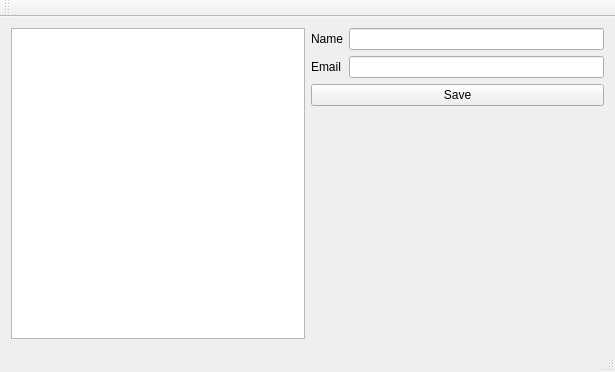
Old version of the form mainwindow.ui in the repository ynonp/qt-mvc-contacts.
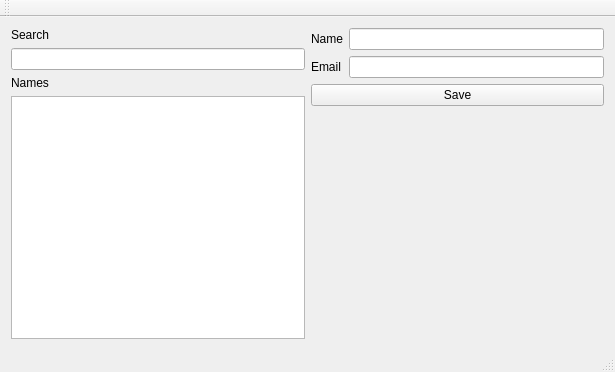
New version of the form.

```diff
--- a/mainwindow.ui
+++ b/mainwindow.ui
@@ -16,7 +16,28 @@
   <widget class="QWidget" name="centralWidget">
    <layout class="QHBoxLayout" name="horizontalLayout">
     <item>
-     <widget class="QListView" name="listView"/>
+     <layout class="QVBoxLayout" name="verticalLayout">
+      <item>
+       <widget class="QLabel" name="label_3">
+        <property name="text">
+         <string>Search</string>
+        </property>
+       </widget>
+      </item>
+      <item>
+       <widget class="QLineEdit" name="searchEdit"/>
+      </item>
+      <item>
+       <widget class="QLabel" name="label_4">
+        <property name="text">
+         <string>Names</string>
+        </property>
+       </widget>
+      </item>
+      <item>
+       <widget class="QListView" name="listView"/>
+      </item>
+     </layout>
     </item>
     <item>
      <layout class="QFormLayout" name="formLayout">
```
